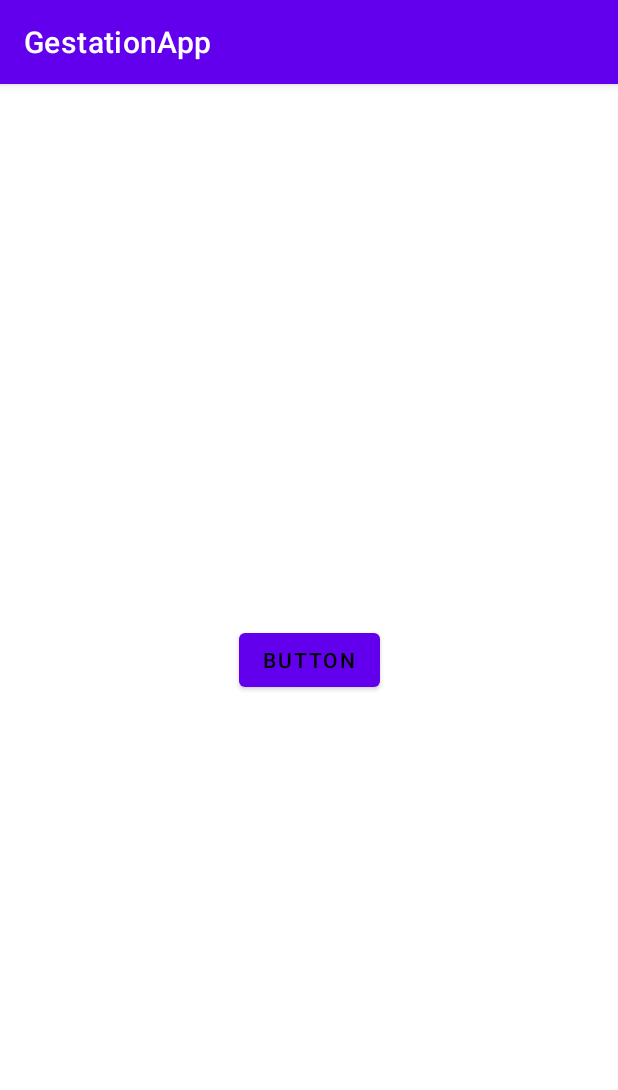
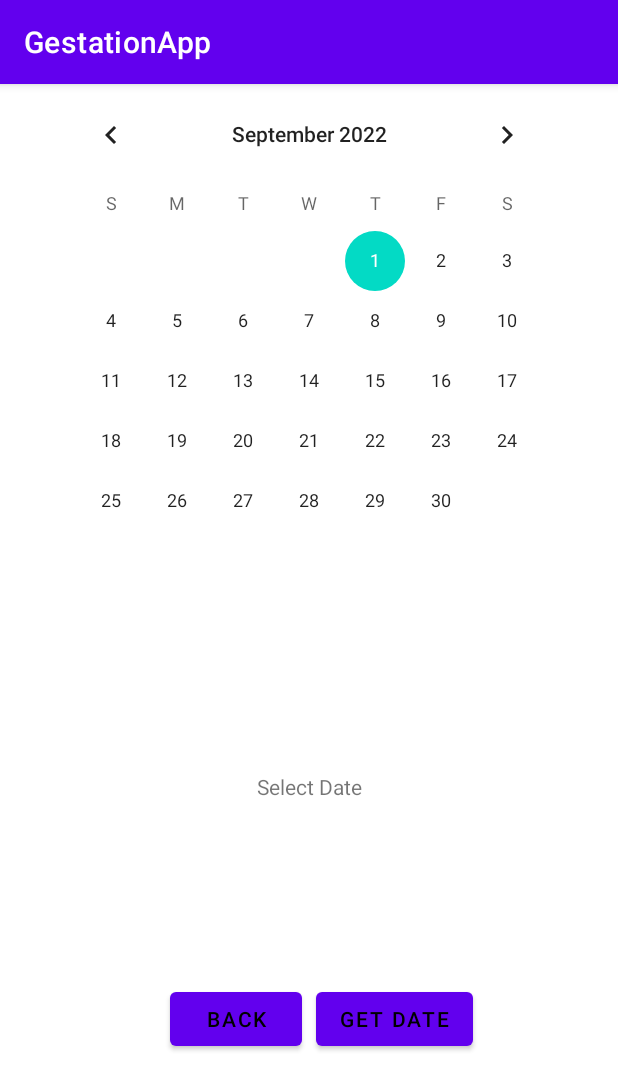
Before and after one commit to andrew-of-ulster/GestationApp, an Android app: the secondPage screen opened directly, with no data from a screen before it, on a phone screen of 412 x 824 dp. Shown: the top 1090 px of the screen. Run offline under Robolectric (Android 15) with nearby library versions, the phone set to English and light mode, and no system bars.

Commit message:
Can select Date

```diff
--- a/app/src/main/java/com/example/gestationapp/secondPage.java
+++ b/app/src/main/java/com/example/gestationapp/secondPage.java
@@ -4,11 +4,24 @@ import android.content.Intent;
 import android.os.Bundle;
 import android.view.View;
 import android.widget.Button;
+import android.widget.CalendarView;
+import android.widget.DatePicker;
+import android.widget.TextView;
 
+import androidx.annotation.NonNull;
 import androidx.appcompat.app.AppCompatActivity;
+
+import java.text.SimpleDateFormat;
+import java.util.Date;
 
 public class secondPage extends AppCompatActivity {
     Button backToFirst;
+    TextView op;
+    CalendarView calenderClick;
+    Button getDate;
+
+
+
 
 
     @Override
@@ -16,8 +29,28 @@ public class secondPage extends AppCompatActivity {
         super.onCreate(savedInstanceState);
         setContentView(R.layout.secondpage);
 
+        backToFirst = (Button) findViewById(R.id.backButton);
+        CalendarView simpleCalendarView = (CalendarView) findViewById(R.id.calendarView);
+        getDate = (Button) findViewById(R.id.getDate);
+        op = (TextView) findViewById(R.id.output);
 
-        backToFirst = (Button) findViewById(R.id.backButton);
+
+        SimpleDateFormat sdf = new SimpleDateFormat("dd/MM/yyyy");
+
+
+        simpleCalendarView.setOnDateChangeListener(new CalendarView.OnDateChangeListener(){
+
+            @Override
+            public void onSelectedDayChange( CalendarView view, int year, int month, int dayOfMonth) {
+                String curDate = dayOfMonth + "/" + ++month + "/" + year;
+                op.setText(curDate);
+
+            }
+        });
+
+
+
+
 
        backToFirst.setOnClickListener(new View.OnClickListener() {
             @Override
@@ -26,6 +59,12 @@ public class secondPage extends AppCompatActivity {
                 startActivity(newIntent);
             }
         });
+
+
+
+
+
+
     }
 
 }
--- a/app/src/main/res/layout/secondpage.xml
+++ b/app/src/main/res/layout/secondpage.xml
@@ -10,14 +10,53 @@
         android:id="@+id/backButton"
         android:layout_width="wrap_content"
         android:layout_height="wrap_content"
-        android:text="BUTTON"
+        android:text="Back"
         android:textColor="@android:color/black"
-        app:layout_constraintBottom_toBottomOf="parent"
+
+
+        app:layout_constraintTop_toBottomOf="parent"
         app:layout_constraintLeft_toLeftOf="parent"
+        app:layout_constraintRight_toRightOf="@id/getDate"
+        app:layout_constraintBottom_toBottomOf="@id/output"
+
+        />
+
+    <Button
+        android:id="@+id/getDate"
+        android:layout_width="wrap_content"
+        android:layout_height="wrap_content"
+        android:text="Get Date"
+        android:textColor="@android:color/black"
+
+
+        app:layout_constraintTop_toBottomOf="parent"
+        app:layout_constraintLeft_toLeftOf="@id/backButton"
         app:layout_constraintRight_toRightOf="parent"
-        app:layout_constraintTop_toTopOf="parent"
+        app:layout_constraintBottom_toBottomOf="@id/output"
 
         />
 
 
+
+    <CalendarView
+        android:id="@+id/calendarView"
+        android:layout_width="wrap_content"
+        android:layout_height="wrap_content"
+        app:layout_constraintLeft_toLeftOf="parent"
+        app:layout_constraintRight_toRightOf="parent"
+        app:layout_constraintTop_toTopOf="parent"
+         />
+
+    <TextView
+        android:id="@+id/output"
+        android:layout_width="wrap_content"
+        android:layout_height="wrap_content"
+        android:text="Select Date"
+        app:layout_constraintTop_toBottomOf="@id/calendarView"
+        app:layout_constraintLeft_toLeftOf="parent"
+        app:layout_constraintRight_toRightOf="parent"
+        app:layout_constraintBottom_toTopOf="@id/backButton"
+        />
+
+
 </androidx.constraintlayout.widget.ConstraintLayout>
```
